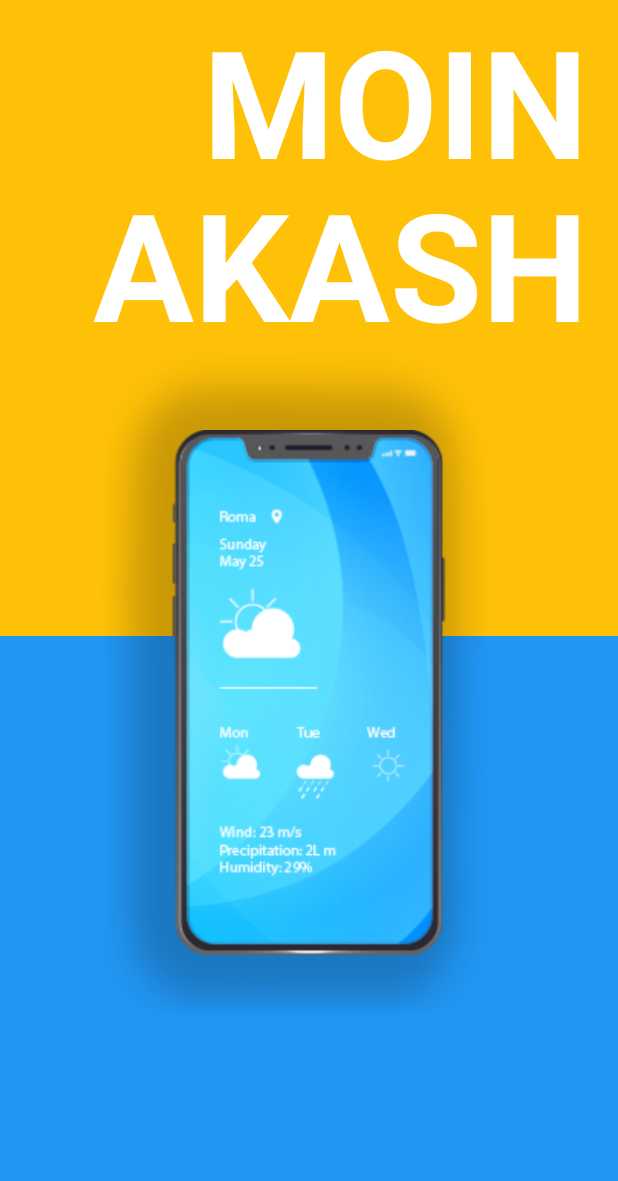
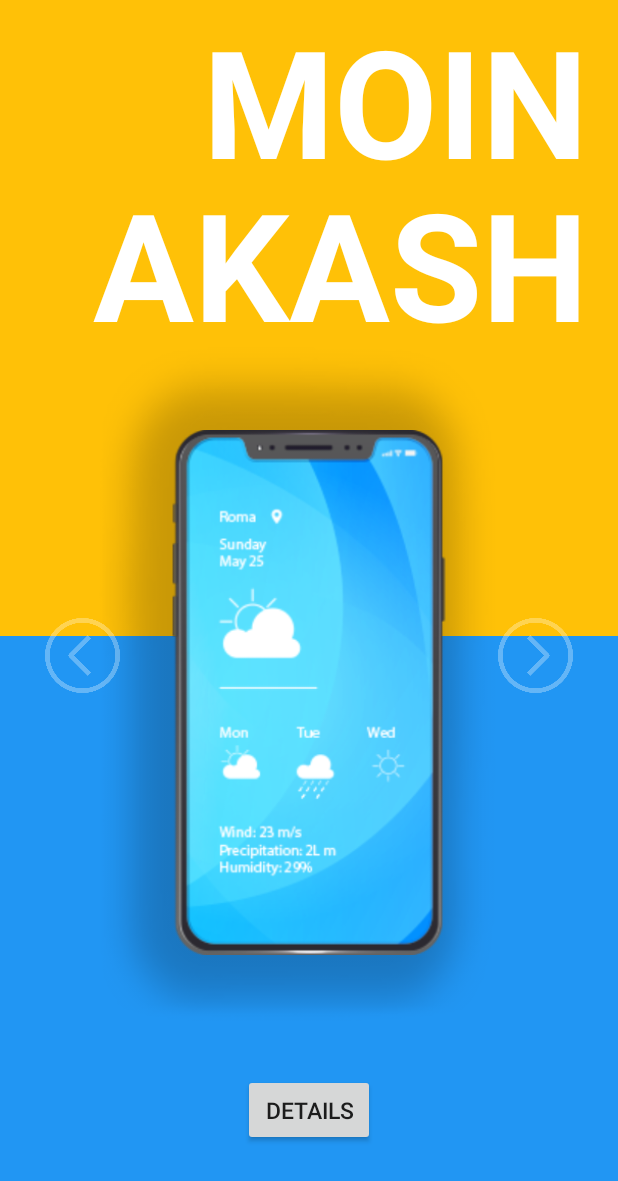
Before and after one commit to moinakash/image_zoom_in_out, an Android app: the screen it shows after launch (MainActivity), on a phone screen of 412 x 824 dp. Shown: the top 1181 px of the screen. Run offline under Robolectric (Android 15) with nearby library versions, the phone set to English and light mode, and no system bars; libraries missing offline, so code that uses them is left out: com.wajahatkarim3.easyflipview; plain views replace EasyFlipView; 2 statements that could not run were skipped.

Commit message:
80% done

```diff
--- a/app/src/main/java/com/example/imagezoom_in_out/MainActivity.java
+++ b/app/src/main/java/com/example/imagezoom_in_out/MainActivity.java
@@ -7,6 +7,7 @@ import android.os.Handler;
 import android.view.View;
 import android.view.animation.Animation;
 import android.view.animation.AnimationUtils;
+import android.widget.Button;
 import android.widget.ImageView;
 import android.widget.ViewFlipper;
 
@@ -15,10 +16,13 @@ import com.wajahatkarim3.easyflipview.EasyFlipView;
 public class MainActivity extends AppCompatActivity {
 
     private ImageView shadow ;
+
+    Button delete;
     private ViewFlipper viewFlipper, viewFlipper2,viewFlipper3;
-    int x =0;
+    int x =0,y=0,z=0;
 
-    int y=0;
+
+
 
     @Override
     protected void onCreate(Bundle savedInstanceState) {
@@ -27,6 +31,7 @@ public class MainActivity extends AppCompatActivity {
 
         final EasyFlipView imageView = (EasyFlipView) findViewById(R.id.idClick);
         shadow = (ImageView) findViewById(R.id.idShadow);
+        delete = (Button) findViewById(R.id.idDetails);
         viewFlipper = findViewById(R.id.view_flipper);
         viewFlipper2 = findViewById(R.id.view_flipper_head);
         viewFlipper3 = findViewById(R.id.view_flipper_body);
@@ -37,6 +42,30 @@ public class MainActivity extends AppCompatActivity {
         final Animation animation3 = AnimationUtils.loadAnimation(MainActivity.this,R.anim.anim3);
         final Animation animation4 = AnimationUtils.loadAnimation(MainActivity.this,R.anim.anim4);
         final Animation Translate = AnimationUtils.loadAnimation(MainActivity.this,R.anim.translate);
+
+        delete.setOnClickListener(new View.OnClickListener() {
+            @Override
+            public void onClick(View view) {
+
+                if(z==0){
+
+                    imageView.setClickable(false);
+                   // imageView.setFlipEnabled(false);
+                    imageView.animate().translationX(-500).setDuration(1000);
+                    shadow.animate().translationX(-500).setDuration(1000);
+                    z=1;
+                }else if(z==1){
+                    imageView.setClickable(true);
+                    imageView.animate().translationX(0).setDuration(1000);
+                    shadow.animate().translationX(0).setDuration(1000);
+                    z=0;
+                }
+
+
+
+            }
+        });
+
 
         imageView.setOnClickListener(new View.OnClickListener() {
             @Override
@@ -65,60 +94,18 @@ public class MainActivity extends AppCompatActivity {
                     @Override
                     public void run() {
 
+
                         imageView.startAnimation(animation2);
                         shadow.startAnimation(animation3);
                     }
                 }, 999);
 
 
-              /*  final Handler handler2 = new Handler();
-                handler2.postDelayed(new Runnable() {
-                    @Override
-                    public void run() {
-
-                        imageView.startAnimation(Translate);
-                        shadow.startAnimation(Translate);
-
-                        final Handler handler3 = new Handler();
-                        handler3.postDelayed(new Runnable() {
-                            @Override
-                            public void run() {
-
-
-                                shadow.setTranslationX(-500);
-                                imageView.setTranslationX(-500);
-                            }
-                        }, 1900);
-
-                    }
-                }, 2000);
-
-*/
-
-
-
             }
         });
 
 
- /*       imageView.setOnFlipListener(new EasyFlipView.OnFlipAnimationListener() {
-            @Override
-            public void onViewFlipCompleted(EasyFlipView flipView, EasyFlipView.FlipState newCurrentSide)
-            {
-                imageView.startAnimation(animation);
 
-                final Handler handler = new Handler();
-                handler.postDelayed(new Runnable() {
-                    @Override
-                    public void run() {
-
-                        imageView.startAnimation(animation2);
-
-                    }
-                }, 1999);
-
-            }
-        });*/
 
     }
 
--- a/app/src/main/res/layout/activity_main.xml
+++ b/app/src/main/res/layout/activity_main.xml
@@ -10,28 +10,63 @@
     android:background="#FFC107">
 
     <RelativeLayout
+        android:layout_marginTop="50dp"
+        android:elevation="5dp"
+        android:layout_width="match_parent"
+        android:layout_height="match_parent">
+
+        <Button
+            android:elevation="5dp"
+            android:layout_marginLeft="30dp"
+            android:layout_centerInParent="true"
+            android:layout_alignParentLeft="true"
+            android:layout_width="50dp"
+            android:layout_height="50dp"
+            android:background="@drawable/left"
+            />
+
+        <Button
+            android:elevation="5dp"
+            android:layout_marginRight="30dp"
+            android:rotationY="-180"
+            android:layout_centerInParent="true"
+            android:layout_alignParentRight="true"
+            android:layout_width="50dp"
+            android:layout_height="50dp"
+            android:background="@drawable/left"
+            />
+
+
+    </RelativeLayout>
+
+
+    <RelativeLayout
+        android:id="@+id/relativeLayout"
         android:layout_width="match_parent"
         android:layout_height="match_parent"
         tools:context=".MainActivity">
 
+
+
         <ViewFlipper
             android:id="@+id/view_flipper_head"
             android:layout_width="match_parent"
-            android:layout_height="wrap_content"
-            >
+            android:layout_height="wrap_content">
+
             <LinearLayout
                 android:layout_width="match_parent"
                 android:layout_height="wrap_content"
                 android:layout_gravity="top">
+
                 <TextView
+                    android:layout_width="match_parent"
+                    android:layout_height="wrap_content"
                     android:layout_marginRight="20dp"
                     android:gravity="right"
-                    android:layout_height="wrap_content"
-                    android:layout_width="match_parent"
                     android:text="MOIN"
-                    android:textStyle="bold"
+                    android:textColor="@color/white"
                     android:textSize="100dp"
-                    android:textColor="@color/white"/>
+                    android:textStyle="bold" />
 
             </LinearLayout>
 
@@ -41,61 +76,58 @@
                 android:layout_gravity="top">
 
 
-
                 <TextView
+                    android:layout_width="wrap_content"
+                    android:layout_height="wrap_content"
                     android:layout_marginLeft="20dp"
-                    android:layout_height="wrap_content"
-                    android:layout_width="wrap_content"
                     android:text="BAYZID"
-                    android:textStyle="bold"
+                    android:textColor="@color/white"
                     android:textSize="100dp"
-                    android:textColor="@color/white"/>
+                    android:textStyle="bold" />
             </LinearLayout>
-
-
 
 
         </ViewFlipper>
 
         <ViewFlipper
-            android:layout_below="@id/view_flipper_head"
             android:id="@+id/view_flipper_body"
             android:layout_width="match_parent"
             android:layout_height="wrap_content"
-            >
+            android:layout_below="@id/view_flipper_head">
+
             <LinearLayout
-                android:translationY="-25dp"
                 android:layout_width="match_parent"
                 android:layout_height="wrap_content"
-                android:layout_gravity="top">
+                android:layout_gravity="top"
+                android:translationY="-25dp">
+
                 <TextView
+                    android:layout_width="match_parent"
+                    android:layout_height="wrap_content"
                     android:layout_marginRight="20dp"
                     android:gravity="right"
-                    android:layout_height="wrap_content"
-                    android:layout_width="match_parent"
                     android:text="AKASH"
-                    android:textStyle="bold"
+                    android:textColor="@color/white"
                     android:textSize="100dp"
-                    android:textColor="@color/white"/>
+                    android:textStyle="bold" />
 
             </LinearLayout>
 
             <LinearLayout
-                android:translationY="-25dp"
                 android:layout_width="match_parent"
                 android:layout_height="wrap_content"
-                android:layout_gravity="top">
-
+                android:layout_gravity="top"
+                android:translationY="-25dp">
 
 
                 <TextView
+                    android:layout_width="wrap_content"
+                    android:layout_height="wrap_content"
                     android:layout_marginLeft="20dp"
-                    android:layout_height="wrap_content"
-                    android:layout_width="wrap_content"
                     android:text="ISLAM"
-                    android:textStyle="bold"
+                    android:textColor="@color/white"
                     android:textSize="100dp"
-                    android:textColor="@color/white"/>
+                    android:textStyle="bold" />
             </LinearLayout>
 
 
@@ -127,13 +159,14 @@
         <ViewFlipper
             android:id="@+id/view_flipper"
             android:layout_width="match_parent"
-            android:layout_height="match_parent"
-            >
+            android:layout_height="match_parent">
+
             <LinearLayout
                 android:layout_width="match_parent"
                 android:layout_height="400dp"
                 android:layout_gravity="bottom"
                 android:background="#2196F3" />
+
             <LinearLayout
                 android:layout_width="match_parent"
                 android:layout_height="400dp"
@@ -166,9 +199,9 @@
         </ViewFlipper>
 
 
+    </RelativeLayout>
 
 
-    </RelativeLayout>
 
     <ImageView
         android:layout_marginTop="80dp"
@@ -219,6 +252,9 @@
                     app:layout_constraintRight_toRightOf="parent"
                     app:layout_constraintTop_toTopOf="parent" />
 
+
+
+
             </LinearLayout>
 
             <!-- Front Layout Goes Here -->
@@ -245,7 +281,17 @@
         </com.wajahatkarim3.easyflipview.EasyFlipView>
 
 
-
+    <Button
+       android:id="@+id/idDetails"
+        android:layout_width="wrap_content"
+        android:layout_height="wrap_content"
+        android:text="details"
+        android:textSize="15sp"
+        app:layout_constraintBottom_toBottomOf="parent"
+        app:layout_constraintEnd_toEndOf="parent"
+        app:layout_constraintStart_toStartOf="parent"
+        android:layout_marginBottom="60dp"
+        />
 
 
 </androidx.constraintlayout.widget.ConstraintLayout>
```
Also changed, not shown: app/src/main/res/drawable/left.png (added).
